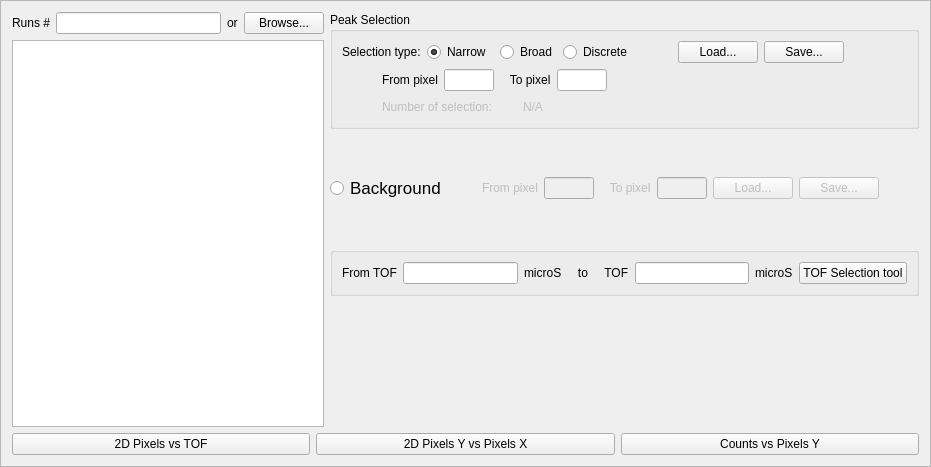
The window that Code/Mantid/scripts/Interface/ui/reflectometer/data_refl.ui (mantidproject/mantid) describes before a commit, drawn with Qt 5.
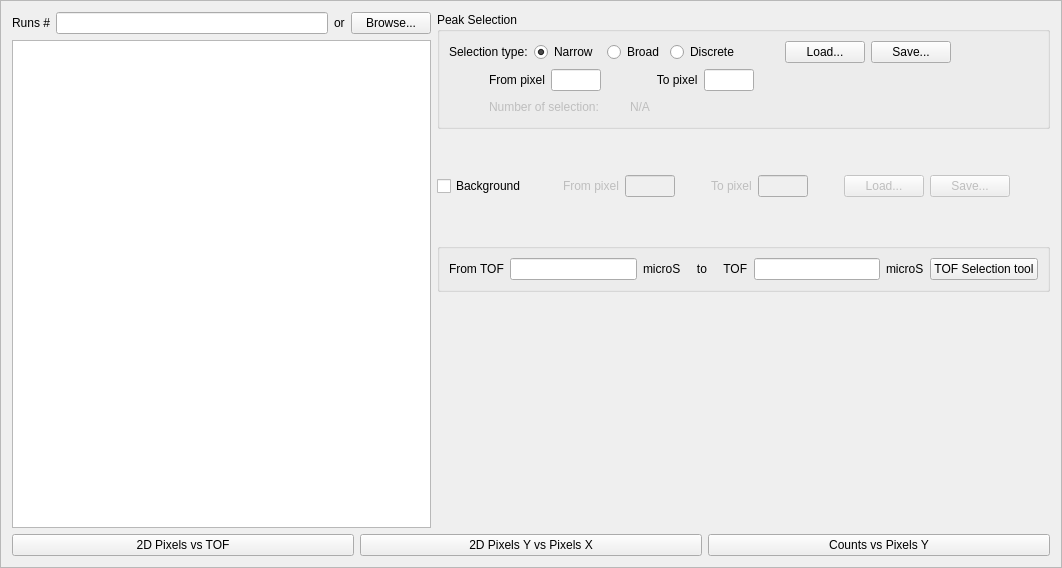
The same window after the commit.

Commit message: Changed some of the radio buttons to check boxes. This refs #3570

Diff of the .ui file:
```diff
--- a/Code/Mantid/scripts/Interface/ui/reflectometer/data_refl.ui
+++ b/Code/Mantid/scripts/Interface/ui/reflectometer/data_refl.ui
@@ -6,8 +6,8 @@
    <rect>
     <x>0</x>
     <y>0</y>
-    <width>931</width>
-    <height>467</height>
+    <width>1062</width>
+    <height>568</height>
    </rect>
   </property>
   <property name="windowTitle">
@@ -225,6 +225,22 @@
                   </property>
                  </widget>
                 </item>
+                <item>
+                 <spacer name="horizontalSpacer_5">
+                  <property name="orientation">
+                   <enum>Qt::Horizontal</enum>
+                  </property>
+                  <property name="sizeType">
+                   <enum>QSizePolicy::Fixed</enum>
+                  </property>
+                  <property name="sizeHint" stdset="0">
+                   <size>
+                    <width>40</width>
+                    <height>20</height>
+                   </size>
+                  </property>
+                 </spacer>
+                </item>
                 <item>
                  <widget class="QLabel" name="data_peak_to_pixel_label">
                   <property name="text">
@@ -345,14 +361,7 @@
          <item>
           <layout class="QHBoxLayout" name="horizontalLayout_8">
            <item>
-            <widget class="QRadioButton" name="data_background_switch">
-             <property name="font">
-              <font>
-               <pointsize>13</pointsize>
-               <weight>50</weight>
-               <bold>false</bold>
-              </font>
-             </property>
+            <widget class="QCheckBox" name="data_background_switch">
              <property name="text">
               <string>Background</string>
              </property>
@@ -418,13 +427,29 @@
              </property>
             </widget>
            </item>
+           <item>
+            <spacer name="horizontalSpacer_14">
+             <property name="orientation">
+              <enum>Qt::Horizontal</enum>
+             </property>
+             <property name="sizeType">
+              <enum>QSizePolicy::Fixed</enum>
+             </property>
+             <property name="sizeHint" stdset="0">
+              <size>
+               <width>30</width>
+               <height>20</height>
+              </size>
+             </property>
+            </spacer>
+           </item>
            <item>
             <widget class="QLabel" name="data_background_to_pixel_label">
              <property name="enabled">
               <bool>false</bool>
              </property>
              <property name="text">
-              <string>   To pixel</string>
+              <string>To pixel</string>
              </property>
             </widget>
            </item>
@@ -453,6 +478,22 @@
              </property>
             </widget>
            </item>
+           <item>
+            <spacer name="horizontalSpacer_13">
+             <property name="orientation">
+              <enum>Qt::Horizontal</enum>
+             </property>
+             <property name="sizeType">
+              <enum>QSizePolicy::Fixed</enum>
+             </property>
+             <property name="sizeHint" stdset="0">
+              <size>
+               <width>30</width>
+               <height>20</height>
+              </size>
+             </property>
+            </spacer>
+           </item>
            <item>
             <widget class="QPushButton" name="data_background_load_button">
              <property name="enabled">
```
Left out of the diff: 3 changed lines with no effect on the pictures. The commit also changes 24 other files.
